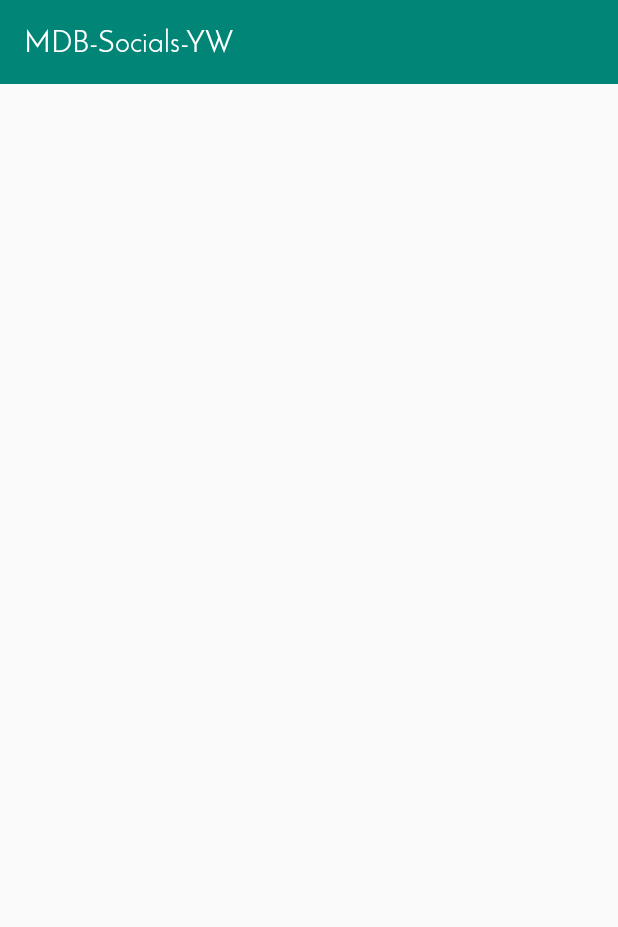
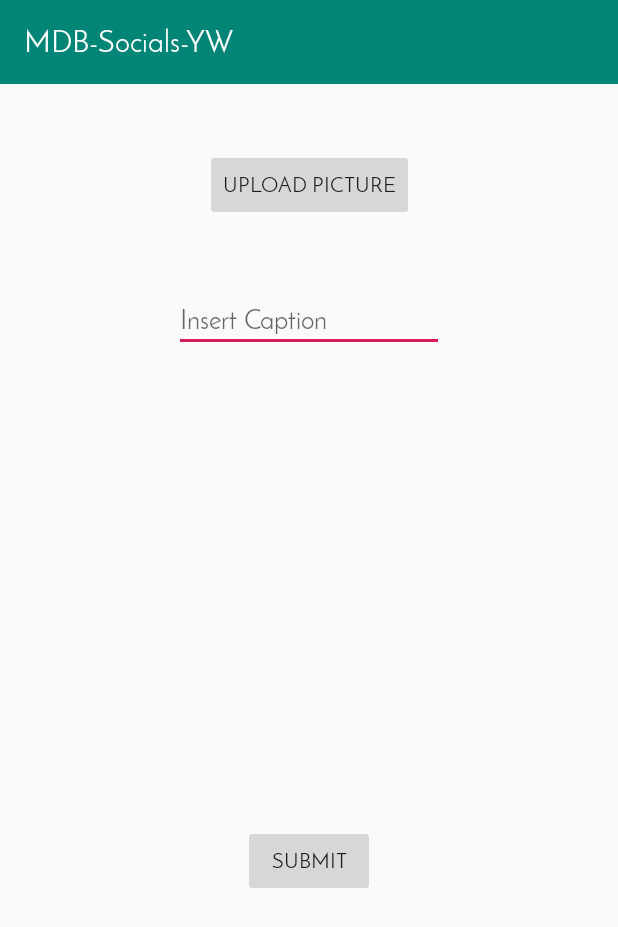
Before and after one commit to yatinag/MDB-Socials-YW, an Android app: the NewEventActivity screen opened directly, with no data from a screen before it, on a phone screen of 412 x 824 dp. Shown: the top 927 px of the screen. Run offline under Robolectric (Android 15) with nearby library versions, the phone set to English and light mode, and no system bars.

Commit message:
created the new event activity from Yatins github

```diff
--- a/app/src/main/java/com/example/mdb_socials_yw/NewEventActivity.java
+++ b/app/src/main/java/com/example/mdb_socials_yw/NewEventActivity.java
@@ -1,14 +1,73 @@
 package com.example.mdb_socials_yw;
+
 
 import androidx.appcompat.app.AppCompatActivity;
 
+import android.content.Intent;
+import android.database.Cursor;
+import android.net.Uri;
 import android.os.Bundle;
+import android.provider.MediaStore;
+import android.view.View;
+import android.widget.Button;
+import android.widget.EditText;
 
 public class NewEventActivity extends AppCompatActivity {
+
+    Button submitBtn;
+    Button uploadBtn;
+    EditText userCaption;
+    String picturePath;
 
     @Override
     protected void onCreate(Bundle savedInstanceState) {
         super.onCreate(savedInstanceState);
         setContentView(R.layout.activity_new_event);
+
+        submitBtn = findViewById(R.id.submitBtn);
+        uploadBtn = findViewById(R.id.uploadBtn);
+        userCaption = findViewById(R.id.userCaption);
+
+        uploadBtn.setOnClickListener(new View.OnClickListener() {
+            @Override
+            public void onClick(View v) {
+                //find img url and pass into mainactivity
+                Intent photoPickerIntent = new Intent(Intent.ACTION_PICK);
+                photoPickerIntent.setType("image/*");
+                startActivityForResult(photoPickerIntent, 1);
+
+            }
+        });
+
+        submitBtn.setOnClickListener(new View.OnClickListener() {
+            @Override
+            public void onClick(View v) {
+                Intent getBack  = new Intent(NewEventActivity.this, MainActivity.class);
+                getBack.putExtra("pic_path", picturePath);
+                getBack.putExtra("pic_caption", userCaption.getText());
+                startActivity(getBack);
+            }
+        });
     }
+
+
+    @Override
+    protected void onActivityResult(int requestCode, int resultCode, Intent data) {
+        super.onActivityResult(requestCode, resultCode, data);
+
+        if (requestCode == 1 && resultCode == RESULT_OK && null != data) {
+            Uri selectedImage = data.getData();
+            String[] filePathColumn = { MediaStore.Images.Media.DATA };
+
+            Cursor cursor = getContentResolver().query(selectedImage,
+                    filePathColumn, null, null, null);
+            cursor.moveToFirst();
+
+            int columnIndex = cursor.getColumnIndex(filePathColumn[0]);
+            picturePath = cursor.getString(columnIndex);
+            cursor.close();
+
+        }
+    }
+
 }
--- a/app/src/main/res/layout/activity_new_event.xml
+++ b/app/src/main/res/layout/activity_new_event.xml
@@ -5,5 +5,42 @@
     android:layout_width="match_parent"
     android:layout_height="match_parent"
     tools:context=".NewEventActivity">
+    <Button
+        android:id="@+id/uploadBtn"
+        android:layout_width="wrap_content"
+        android:layout_height="wrap_content"
+        android:text="Upload Picture"
+        app:layout_constraintBottom_toBottomOf="parent"
+        app:layout_constraintEnd_toEndOf="parent"
+        app:layout_constraintStart_toStartOf="parent"
+        app:layout_constraintTop_toTopOf="parent"
+        app:layout_constraintVertical_bias="0.060000002" />
+
+    <EditText
+        android:id="@+id/userCaption"
+        android:layout_width="wrap_content"
+        android:layout_height="wrap_content"
+        android:ems="10"
+        android:hint="Insert Caption"
+        android:gravity="start|top"
+        android:inputType="textMultiLine"
+        app:layout_constraintBottom_toBottomOf="parent"
+        app:layout_constraintEnd_toEndOf="parent"
+        app:layout_constraintStart_toStartOf="parent"
+        app:layout_constraintTop_toBottomOf="@+id/uploadBtn"
+        app:layout_constraintVertical_bias="0.06999999" />
+
+
+    <Button
+        android:id="@+id/submitBtn"
+        android:layout_width="wrap_content"
+        android:layout_height="wrap_content"
+        android:text="Submit"
+        app:layout_constraintBottom_toBottomOf="parent"
+        app:layout_constraintEnd_toEndOf="parent"
+        app:layout_constraintStart_toStartOf="parent"
+        app:layout_constraintTop_toBottomOf="@+id/uploadBtn"
+        app:layout_constraintVertical_bias="0.64" />
+
 
 </androidx.constraintlayout.widget.ConstraintLayout>
```
Also changed, not shown: app/src/main/java/com/example/mdb_socials_yw/MainActivity.java (+15 -0 lines), app/src/main/res/layout/activity_main.xml (+12 -0 lines).
